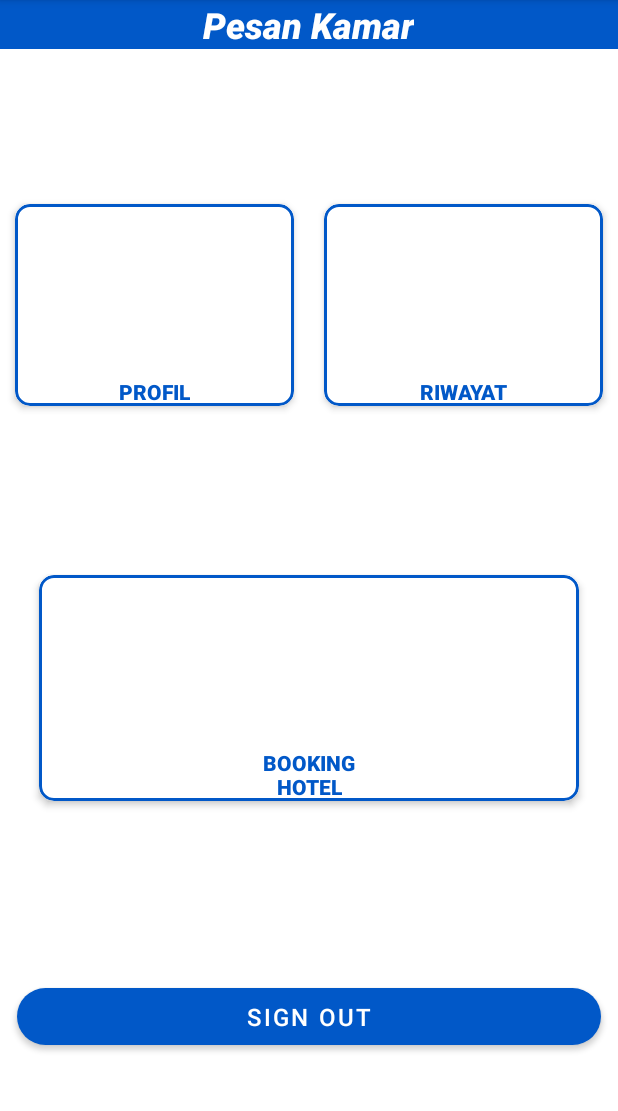
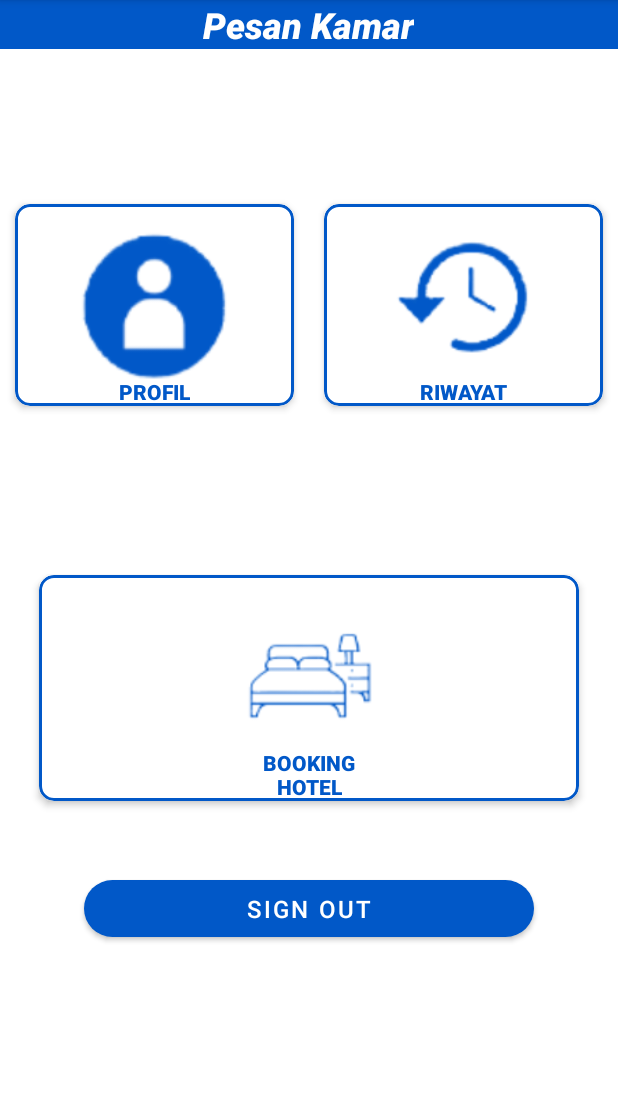
Before and after one commit to IkhsanArjuna/HOUZZII, an Android app: the MenuPesan screen opened directly, with no data from a screen before it, on a phone screen of 412 x 824 dp, the part 84-1195 px from its top. Run offline under Robolectric (Android 15) with nearby library versions, the phone set to English and light mode, and no system bars.

Commit message:
memmperbaiki tampilan

```diff
--- a/app/src/main/java/com/example/houzzii/MenuPesan.kt
+++ b/app/src/main/java/com/example/houzzii/MenuPesan.kt
@@ -5,7 +5,9 @@ import android.widget.Button
 import android.widget.ImageView
 import android.widget.Toast
 import androidx.appcompat.app.AppCompatActivity
-
+//Terdapat empat objek yang diinisialisasi dan dihubungkan dengan elemen-elemen UI (User Interface) pada layout menggunakan findViewById.
+// Objek-objek ini adalah imgProfil, imgHistory, imgPHotel, dan btnSignOut,
+//   masing-masing adalah ImageView dan Button yang merepresentasikan elemen gambar dan tombol di layar.
 class MenuPesan : AppCompatActivity(){
     override fun onCreate (savedInstanceState: Bundle?){
         super.onCreate(savedInstanceState)
--- a/app/src/main/java/com/example/houzzii/RiwayatModel.kt
+++ b/app/src/main/java/com/example/houzzii/RiwayatModel.kt
@@ -7,3 +7,6 @@ data class RiwayatModel(
     val checkOut : String ="",
     val jenisKamar: String = ""
 )
+
+//kelas untuk menyimpan.... dalam bentuk string
+//parameter dari yang ada di adapter
--- a/app/src/main/java/com/example/houzzii/RiwayatViewModel.kt
+++ b/app/src/main/java/com/example/houzzii/RiwayatViewModel.kt
@@ -10,3 +10,5 @@ class RiwayatViewModel : ViewModel() {
     val listReview: LiveData<MutableList<RiwayatModel>>
         get() = _listRiwayat
 }
+// menyimpan data riwayat jika ada data baru maka akan disimpan di
+//untuk myimpan data yang terbaru
--- a/app/src/main/res/layout/activity_menu_pesan.xml
+++ b/app/src/main/res/layout/activity_menu_pesan.xml
@@ -29,7 +29,8 @@
                 android:text="Pesan Kamar"
                 android:textColor="@color/white"
                 android:textSize="24dp"
-                android:textStyle="italic" />
+                android:textStyle="italic"
+                />
 
         </RelativeLayout>
 
@@ -68,7 +69,8 @@
                     android:id="@+id/imgProfil"
                     android:layout_width="100dp"
                     android:layout_height="100dp"
-                    android:layout_centerInParent="true" />
+                    android:layout_centerInParent="true"
+                    android:src="@drawable/prof"/>
 
                 <TextView
                     android:id="@+id/Profil"
@@ -112,7 +114,8 @@
                     android:layout_height="100dp"
                     android:layout_centerInParent="true"
                     android:layout_gravity="center"
-                    android:paddingBottom="10dp" />
+                    android:paddingBottom="10dp"
+                    android:src="@drawable/riwa"/>
 
                 <TextView
                     android:layout_width="match_parent"
@@ -170,7 +173,8 @@
                     android:layout_width="100dp"
                     android:layout_height="100dp"
                     android:layout_centerInParent="true"
-                    android:paddingBottom="15dp" />
+                    android:paddingBottom="15dp"
+                    android:src="@drawable/kasur" />
 
                 <TextView
                     android:layout_width="match_parent"
@@ -192,9 +196,9 @@
 
     <com.google.android.material.button.MaterialButton
         android:id="@+id/sign_out"
-        android:layout_width="389dp"
+        android:layout_width="300dp"
         android:layout_height="50dp"
-        android:layout_marginTop="372dp"
+        android:layout_marginTop="300dp"
         android:text="Sign Out"
         android:textSize="16sp"
         android:theme="@style/Theme.MaterialComponents.Light"
```
Also changed, not shown: app/src/main/java/com/example/houzzii/AdapterRiwayat.kt (+9 -2 lines), app/src/main/java/com/example/houzzii/Riwayat.kt (+4 -4 lines), app/src/main/res/layout/activity_login.xml (+7 -4 lines), app/src/main/res/drawable/kasur.png (added).
